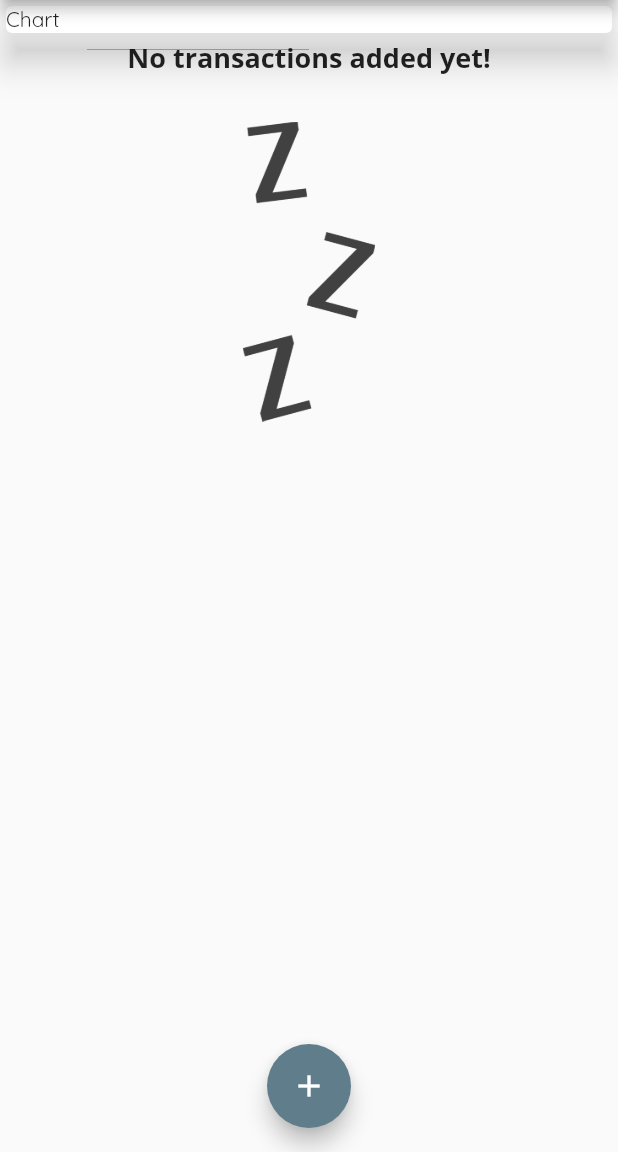
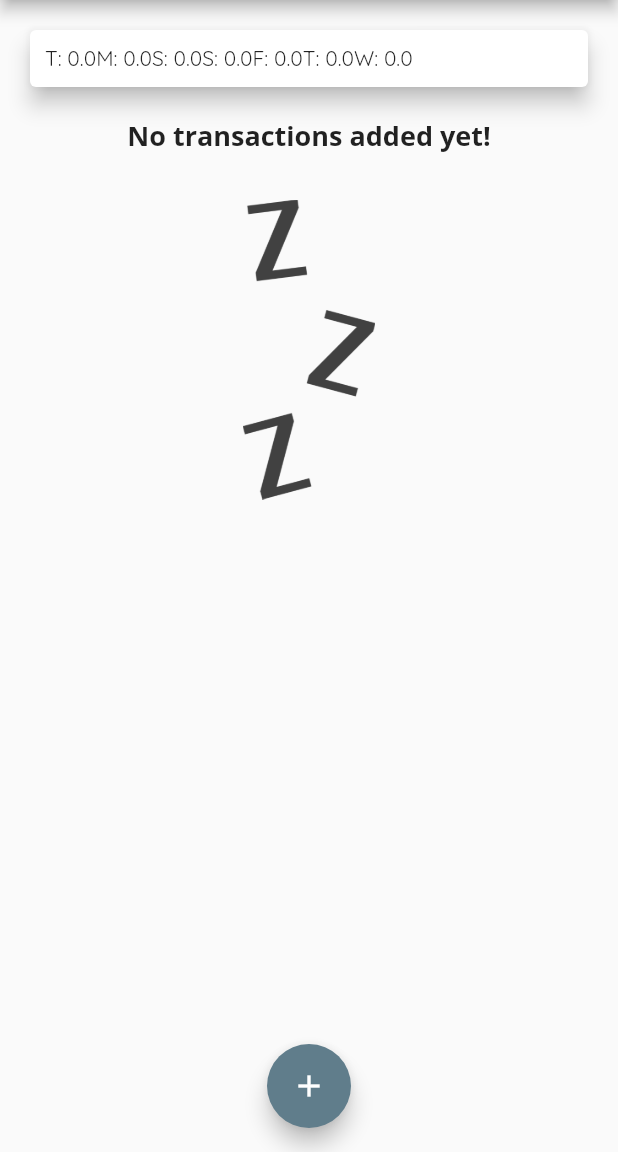
Before and after one commit to harshthakur066/Expense-Manager--Flutter, a Flutter app: the screen it shows after launch, on a phone screen of 412 x 824 dp, the part 84-1236 px from its top. Run offline on Flutter 3.47's test engine with Material 2 defaults, Android fonts, the phone set to English and light mode, and no system bars.

Commit message:
added a chart widget and displaying last week transactions

```diff
--- a/lib/main.dart
+++ b/lib/main.dart
@@ -2,6 +2,7 @@ import 'package:flutter/material.dart';
 import './models/transaction.dart';
 import './widgets/transaction_list.dart';
 import './widgets/new_transactions.dart';
+import './widgets/chart.dart';
 
 void main() => runApp(MyApp());
 
@@ -41,20 +42,17 @@ class MyHomePage extends StatefulWidget {
 }
 
 class _MyHomePageState extends State<MyHomePage> {
-  final List<Transaction> _userTransactions = [
-    // Transaction(
-    //   id: 't1',
-    //   title: 'Netflix',
-    //   amount: 800,
-    //   date: DateTime.now(),
-    // ),
-    // Transaction(
-    //   id: 't2',
-    //   title: 'Books',
-    //   amount: 300,
-    //   date: DateTime.now(),
-    // ),
-  ];
+  final List<Transaction> _userTransactions = [];
+
+  List<Transaction> get _recentTransactions {
+    return _userTransactions.where((element) {
+      return element.date.isAfter(
+        DateTime.now().subtract(
+          Duration(days: 7),
+        ),
+      );
+    }).toList();
+  }
 
   void _addNewTransaction(String txTitle, double txAmount) {
     final newTx = Transaction(
@@ -96,13 +94,7 @@ class _MyHomePageState extends State<MyHomePage> {
           // mainAxisAlignment: MainAxisAlignment.spaceAround,
           crossAxisAlignment: CrossAxisAlignment.stretch,
           children: <Widget>[
-            Container(
-              width: double.infinity,
-              child: Card(
-                child: Text('Chart'),
-                elevation: 10,
-              ),
-            ),
+            Chart(_recentTransactions),
             TransactionList(_userTransactions),
           ],
         ),
--- /dev/null
+++ b/lib/widgets/chart.dart
@@ -0,0 +1,55 @@
+import 'package:flutter/material.dart';
+import 'package:intl/intl.dart';
+
+// import './chart_bar.dart';
+import '../models/transaction.dart';
+
+class Chart extends StatelessWidget {
+  final List<Transaction> recentTransactions;
+
+  Chart(this.recentTransactions);
+
+  List<Map<String, Object>> get groupedTransactionValues {
+    return List.generate(7, (index) {
+      final weekDay = DateTime.now().subtract(
+        Duration(days: index),
+      );
+      var totalSum = 0.0;
+
+      for (var i = 0; i < recentTransactions.length; i++) {
+        if (recentTransactions[i].date.day == weekDay.day &&
+            recentTransactions[i].date.month == weekDay.month &&
+            recentTransactions[i].date.year == weekDay.year) {
+          totalSum += recentTransactions[i].amount;
+        }
+      }
+
+      return {
+        'day': DateFormat.E().format(weekDay).substring(0, 1),
+        'amount': totalSum,
+      };
+    });
+  }
+
+  double get totalSpending {
+    return groupedTransactionValues.fold(0.0, (sum, item) {
+      return sum + item['amount'];
+    });
+  }
+
+  @override
+  Widget build(BuildContext context) {
+    return Card(
+      elevation: 6,
+      margin: EdgeInsets.all(20),
+      child: Padding(
+        padding: EdgeInsets.all(10),
+        child: Row(
+          children: groupedTransactionValues.map((data) {
+            return Text('${data['day']}: ${data['amount']}');
+          }).toList(),
+        ),
+      ),
+    );
+  }
+}
```
